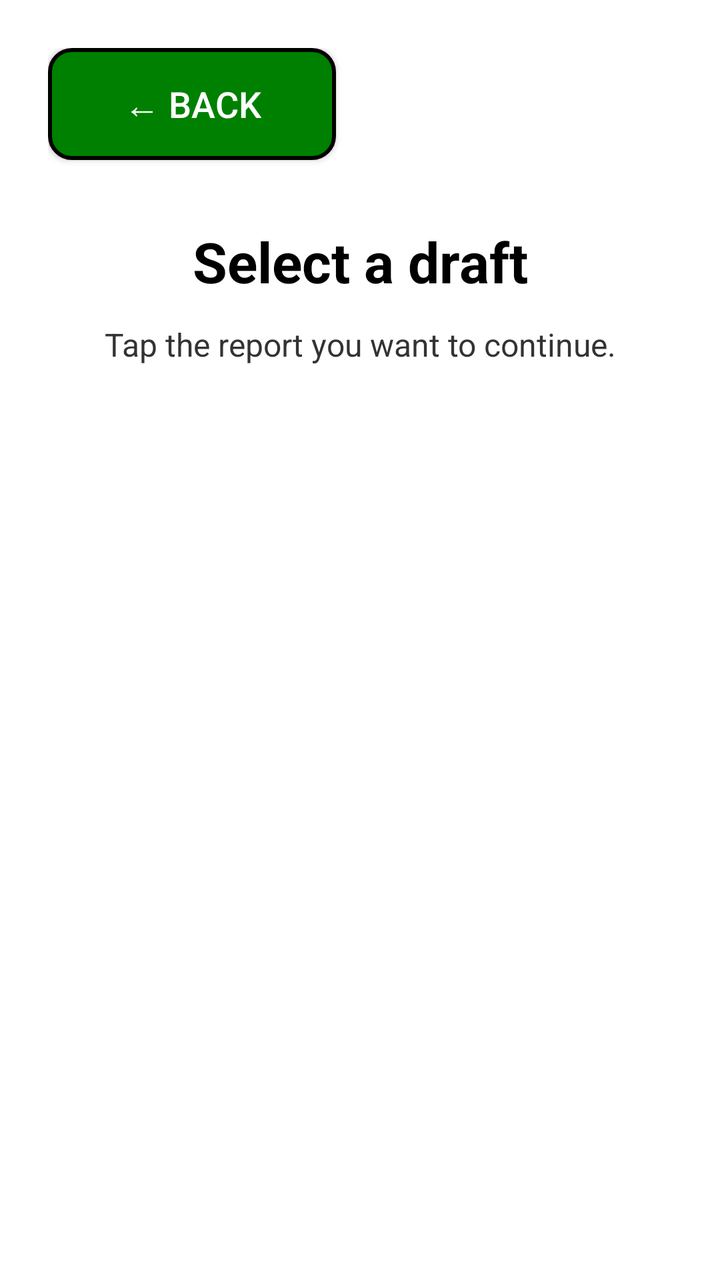
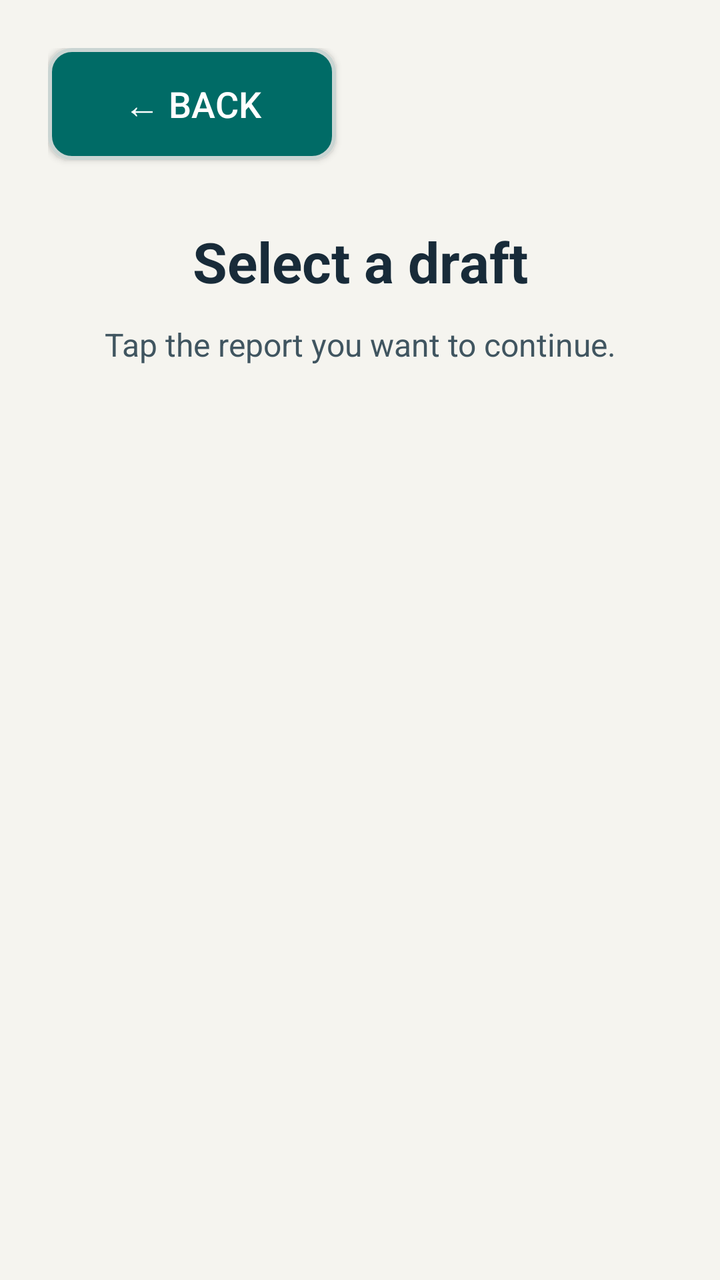

Screens rendered from an Android XML layout before and after an edit, with the pre-edit source and the edit as a unified diff.
<!-- AndroidManifest.xml: application theme Theme.JavaReportingSystem -->
<!-- res/layout/activity_draft_list.xml -->
<?xml version="1.0" encoding="utf-8"?>
<FrameLayout xmlns:android="http://schemas.android.com/apk/res/android"
    android:id="@+id/main"
    android:layout_width="match_parent"
    android:layout_height="match_parent"
    android:background="@android:color/white">

    <ScrollView
        android:layout_width="match_parent"
        android:layout_height="match_parent"
        android:fillViewport="true">

        <LinearLayout
            android:layout_width="match_parent"
            android:layout_height="wrap_content"
            android:orientation="vertical"
            android:padding="24dp">

            <Button
                android:id="@+id/btnBack"
                android:layout_width="144dp"
                android:layout_height="56dp"
                android:background="@drawable/back_button"
                android:text="@string/back"
                android:textAllCaps="false"
                android:textColor="@color/white"
                android:textSize="18sp" />

            <TextView
                android:layout_width="match_parent"
                android:layout_height="wrap_content"
                android:layout_marginTop="32dp"
                android:gravity="center"
                android:text="@string/select_draft_title"
                android:textColor="@android:color/black"
                android:textSize="28sp"
                android:textStyle="bold" />

            <TextView
                android:layout_width="match_parent"
                android:layout_height="wrap_content"
                android:layout_marginTop="12dp"
                android:gravity="center"
                android:text="@string/select_draft_explanation"
                android:textColor="#333333"
                android:textSize="16sp" />

            <TextView
                android:id="@+id/tvNoDrafts"
                android:layout_width="match_parent"
                android:layout_height="wrap_content"
                android:layout_marginTop="32dp"
                android:gravity="center"
                android:text="@string/no_saved_drafts"
                android:textColor="#333333"
                android:textSize="18sp"
                android:visibility="gone" />

            <LinearLayout
                android:id="@+id/draftContainer"
                android:layout_width="match_parent"
                android:layout_height="wrap_content"
                android:layout_marginTop="32dp"
                android:orientation="vertical" />
        </LinearLayout>
    </ScrollView>
</FrameLayout>
<!-- resources referenced by this layout -->
<resources>
  <color name="white">#FFFFFFFF</color>
  <!-- drawable back_button (drawable) -->
  <?xml version="1.0" encoding="utf-8"?>
  <shape xmlns:android="http://schemas.android.com/apk/res/android"
      android:shape="rectangle">
  
      <solid android:color="#008000" />
  
      <stroke
          android:width="2dp"
          android:color="#000000" />
  
      <corners android:radius="11dp" />
  
  </shape>
  <string name="back">← BACK</string>
  <string name="no_saved_drafts">No saved drafts are available.</string>
  <string name="select_draft_explanation">Tap the report you want to continue.</string>
  <string name="select_draft_title">Select a draft</string>
  <style name="Theme.JavaReportingSystem" parent="Base.Theme.JavaReportingSystem" />
  <style name="Base.Theme.JavaReportingSystem" parent="Theme.AppCompat.DayNight.NoActionBar">
          
          
      </style>
</resources>

<!-- the commit's change to res/layout/activity_draft_list.xml (unified diff, before → after) -->
@@ -1,9 +1,10 @@
 <?xml version="1.0" encoding="utf-8"?>
 <FrameLayout xmlns:android="http://schemas.android.com/apk/res/android"
+    xmlns:app="http://schemas.android.com/apk/res-auto"
     android:id="@+id/main"
     android:layout_width="match_parent"
     android:layout_height="match_parent"
-    android:background="@android:color/white">
+    android:background="@color/safety_background">
 
     <ScrollView
         android:layout_width="match_parent"
@@ -23,8 +24,9 @@
                 android:background="@drawable/back_button"
                 android:text="@string/back"
                 android:textAllCaps="false"
-                android:textColor="@color/white"
-                android:textSize="18sp" />
+                android:textColor="@color/safety_on_action"
+                android:textSize="18sp"
+                app:backgroundTint="@null" />
 
             <TextView
                 android:layout_width="match_parent"
@@ -32,7 +34,7 @@
                 android:layout_marginTop="32dp"
                 android:gravity="center"
                 android:text="@string/select_draft_title"
-                android:textColor="@android:color/black"
+                android:textColor="@color/safety_text"
                 android:textSize="28sp"
                 android:textStyle="bold" />
 
@@ -42,7 +44,7 @@
                 android:layout_marginTop="12dp"
                 android:gravity="center"
                 android:text="@string/select_draft_explanation"
-                android:textColor="#333333"
+                android:textColor="@color/safety_text_secondary"
                 android:textSize="16sp" />
 
             <TextView
@@ -52,7 +54,7 @@
                 android:layout_marginTop="32dp"
                 android:gravity="center"
                 android:text="@string/no_saved_drafts"
-                android:textColor="#333333"
+                android:textColor="@color/safety_text_secondary"
                 android:textSize="18sp"
                 android:visibility="gone" />
 
<!-- resource entries referenced after the edit -->
@@ -1,16 +1,19 @@
 <!-- resources referenced by this layout -->
 <resources>
-  <color name="white">#FFFFFFFF</color>
+  <color name="safety_background">#F5F4EF</color>
+  <color name="safety_on_action">#FFFFFF</color>
+  <color name="safety_text">#182B39</color>
+  <color name="safety_text_secondary">#405560</color>
   <!-- drawable back_button (drawable) -->
   <?xml version="1.0" encoding="utf-8"?>
   <shape xmlns:android="http://schemas.android.com/apk/res/android"
       android:shape="rectangle">
   
-      <solid android:color="#008000" />
+      <solid android:color="@color/safety_action" />
   
       <stroke
           android:width="2dp"
-          android:color="#000000" />
+          android:color="@color/safety_border" />
   
       <corners android:radius="11dp" />
   
@@ -20,9 +23,20 @@
   <string name="select_draft_explanation">Tap the report you want to continue.</string>
   <string name="select_draft_title">Select a draft</string>
   <style name="Theme.JavaReportingSystem" parent="Base.Theme.JavaReportingSystem" />
-  <style name="Base.Theme.JavaReportingSystem" parent="Theme.AppCompat.DayNight.NoActionBar">
-          
-          
+  <color name="safety_action">#006B66</color>
+  <color name="safety_border">#CAD5D3</color>
+  <style name="Base.Theme.JavaReportingSystem" parent="Theme.AppCompat.Light.NoActionBar">
+          <item name="colorPrimary">@color/safety_action</item>
+          <item name="colorOnPrimary">@color/safety_on_action</item>
+          <item name="colorSurface">@color/safety_surface</item>
+          <item name="colorOnSurface">@color/safety_text</item>
+          <item name="android:colorAccent">@color/safety_action</item>
+          <item name="android:windowBackground">@color/safety_background</item>
+          <item name="android:statusBarColor">@color/safety_background</item>
+          <item name="android:navigationBarColor">@color/safety_background</item>
+          <item name="android:windowLightStatusBar">true</item>
+          <item name="android:windowLightNavigationBar">true</item>
       </style>
+  <color name="safety_surface">#FFFFFF</color>
 </resources>
 
